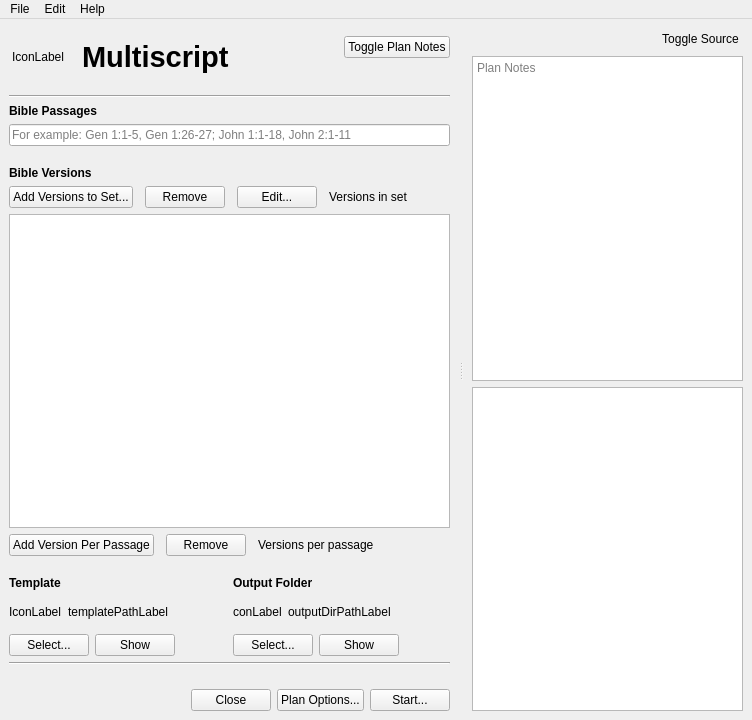
Old version of the form multiscript/ui/main_window.ui in the repository multiscript/multiscript.
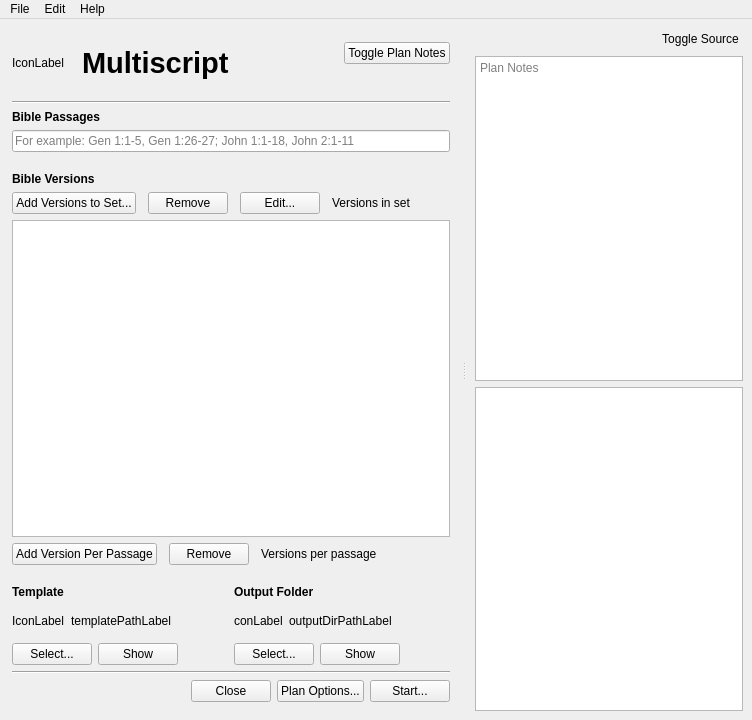
New version of the form. Custom widgets are drawn as their Qt base class.

Commit message: Improve mac margins and spacing

```diff
--- a/multiscript/ui/main_window.ui
+++ b/multiscript/ui/main_window.ui
@@ -43,6 +43,12 @@
       </property>
       <widget class="QWidget" name="verticalLayoutWidget">
        <layout class="QVBoxLayout" name="mainLayout">
+        <property name="leftMargin">
+         <number>12</number>
+        </property>
+        <property name="rightMargin">
+         <number>12</number>
+        </property>
         <item>
          <widget class="QWidget" name="titleAreaWidget" native="true">
           <property name="autoFillBackground">
@@ -50,10 +56,13 @@
           </property>
           <layout class="QVBoxLayout" name="titleAreaWidgetLayout">
            <property name="leftMargin">
+            <number>0</number>
+           </property>
+           <property name="topMargin">
             <number>12</number>
            </property>
-           <property name="topMargin">
-            <number>6</number>
+           <property name="rightMargin">
+            <number>0</number>
            </property>
            <property name="bottomMargin">
             <number>0</number>
@@ -150,19 +159,28 @@
           </layout>
          </widget>
         </item>
+        <item>
+         <widget class="Line" name="line">
+          <property name="orientation">
+           <enum>Qt::Horizontal</enum>
+          </property>
+         </widget>
+        </item>
         <item>
          <widget class="QWidget" name="mainAreaWidget" native="true">
           <layout class="QVBoxLayout" name="mainAreaWidgetLayout">
+           <property name="leftMargin">
+            <number>0</number>
+           </property>
            <property name="topMargin">
             <number>0</number>
            </property>
-           <item>
-            <widget class="Line" name="line">
-             <property name="orientation">
-              <enum>Qt::Horizontal</enum>
-             </property>
-            </widget>
-           </item>
+           <property name="rightMargin">
+            <number>0</number>
+           </property>
+           <property name="bottomMargin">
+            <number>0</number>
+           </property>
            <item>
             <widget class="QLabel" name="passagesLabel">
              <property name="font">
@@ -490,19 +508,31 @@
              </item>
             </layout>
            </item>
-           <item>
-            <widget class="Line" name="line_2">
-             <property name="orientation">
-              <enum>Qt::Horizontal</enum>
-             </property>
-            </widget>
-           </item>
           </layout>
          </widget>
         </item>
+        <item>
+         <widget class="Line" name="line_2">
+          <property name="orientation">
+           <enum>Qt::Horizontal</enum>
+          </property>
+         </widget>
+        </item>
         <item>
          <widget class="QWidget" name="footerAreaWidget" native="true">
           <layout class="QHBoxLayout" name="footerLayout">
+           <property name="leftMargin">
+            <number>0</number>
+           </property>
+           <property name="topMargin">
+            <number>0</number>
+           </property>
+           <property name="rightMargin">
+            <number>0</number>
+           </property>
+           <property name="bottomMargin">
+            <number>18</number>
+           </property>
            <item>
             <spacer name="horizontalSpacer_2">
              <property name="orientation">
```
The commit also changes 2 other files.
